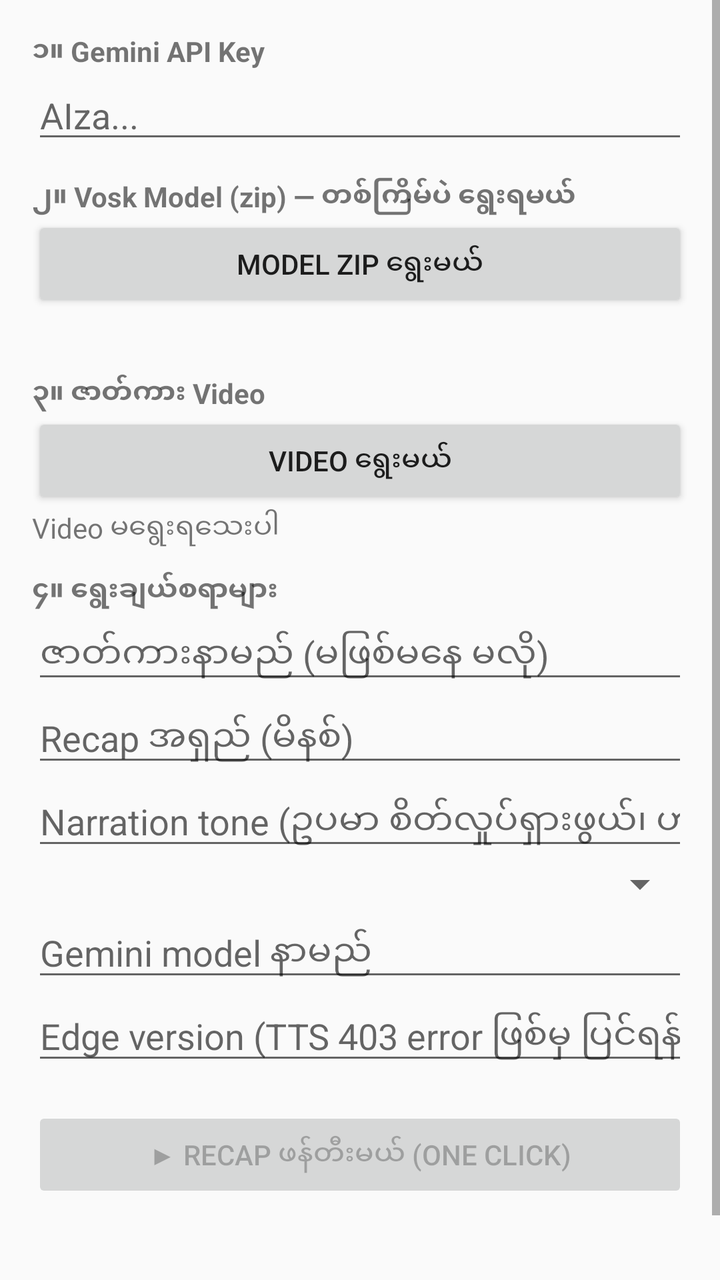
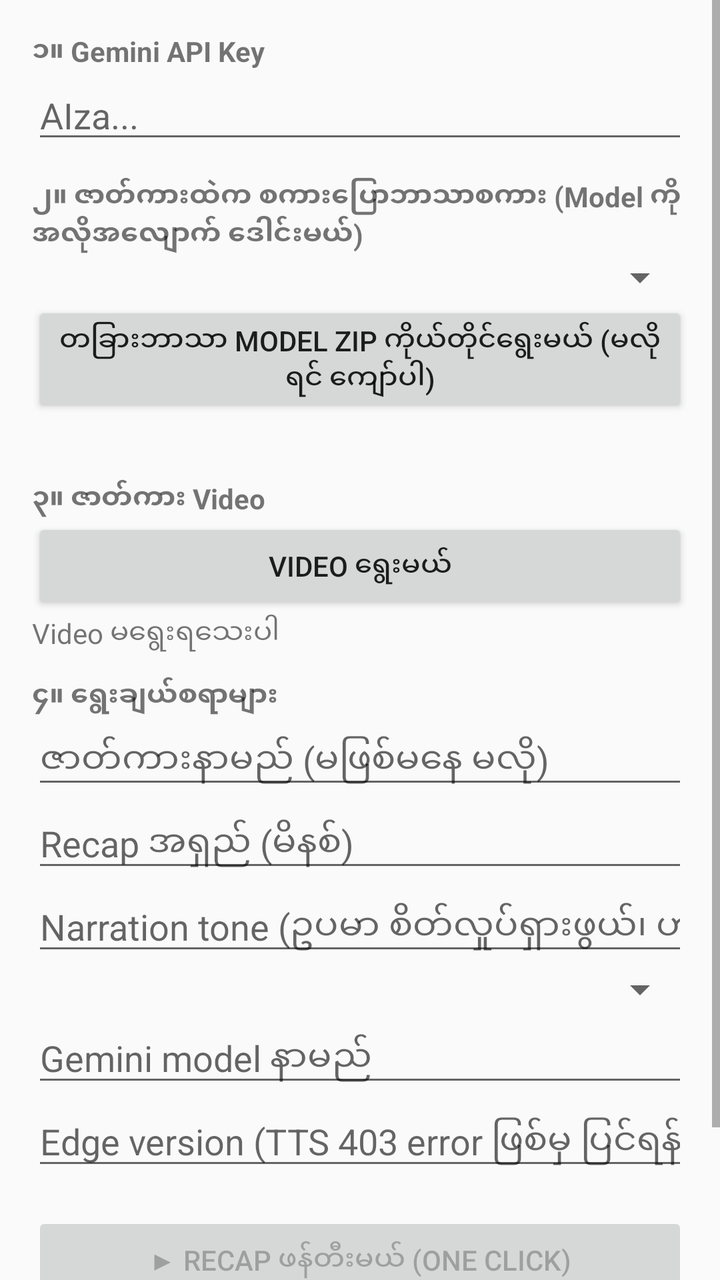

An Android layout rendered at two revisions. The XML below is the earlier revision; the diff shows what the commit changed to produce the second picture.
<!-- AndroidManifest.xml: application theme Theme.AppCompat.Light.DarkActionBar -->
<!-- res/layout/activity_main.xml -->
<?xml version="1.0" encoding="utf-8"?>
<ScrollView xmlns:android="http://schemas.android.com/apk/res/android"
    android:layout_width="match_parent"
    android:layout_height="match_parent"
    android:fillViewport="true">

    <LinearLayout
        android:layout_width="match_parent"
        android:layout_height="wrap_content"
        android:orientation="vertical"
        android:padding="16dp">

        <TextView
            android:layout_width="match_parent"
            android:layout_height="wrap_content"
            android:text="၁။ Gemini API Key"
            android:textStyle="bold" />

        <EditText
            android:id="@+id/etApiKey"
            android:layout_width="match_parent"
            android:layout_height="wrap_content"
            android:hint="AIza..."
            android:inputType="textPassword"
            android:singleLine="true" />

        <TextView
            android:layout_width="match_parent"
            android:layout_height="wrap_content"
            android:layout_marginTop="12dp"
            android:text="၂။ Vosk Model (zip) — တစ်ကြိမ်ပဲ ရွေးရမယ်"
            android:textStyle="bold" />

        <Button
            android:id="@+id/btnModel"
            android:layout_width="match_parent"
            android:layout_height="wrap_content"
            android:text="Model zip ရွေးမယ်" />

        <TextView
            android:id="@+id/tvModel"
            android:layout_width="match_parent"
            android:layout_height="wrap_content" />

        <TextView
            android:layout_width="match_parent"
            android:layout_height="wrap_content"
            android:layout_marginTop="12dp"
            android:text="၃။ ဇာတ်ကား Video"
            android:textStyle="bold" />

        <Button
            android:id="@+id/btnVideo"
            android:layout_width="match_parent"
            android:layout_height="wrap_content"
            android:text="Video ရွေးမယ်" />

        <TextView
            android:id="@+id/tvVideo"
            android:layout_width="match_parent"
            android:layout_height="wrap_content"
            android:text="Video မရွေးရသေးပါ" />

        <TextView
            android:layout_width="match_parent"
            android:layout_height="wrap_content"
            android:layout_marginTop="12dp"
            android:text="၄။ ရွေးချယ်စရာများ"
            android:textStyle="bold" />

        <EditText
            android:id="@+id/etTitle"
            android:layout_width="match_parent"
            android:layout_height="wrap_content"
            android:hint="ဇာတ်ကားနာမည် (မဖြစ်မနေ မလို)"
            android:singleLine="true" />

        <EditText
            android:id="@+id/etMinutes"
            android:layout_width="match_parent"
            android:layout_height="wrap_content"
            android:hint="Recap အရှည် (မိနစ်)"
            android:inputType="number"
            android:singleLine="true" />

        <EditText
            android:id="@+id/etTone"
            android:layout_width="match_parent"
            android:layout_height="wrap_content"
            android:hint="Narration tone (ဥပမာ စိတ်လှုပ်ရှားဖွယ်၊ ဟာသ)"
            android:singleLine="true" />

        <Spinner
            android:id="@+id/spVoice"
            android:layout_width="match_parent"
            android:layout_height="wrap_content" />

        <EditText
            android:id="@+id/etGeminiModel"
            android:layout_width="match_parent"
            android:layout_height="wrap_content"
            android:hint="Gemini model နာမည်"
            android:singleLine="true" />

        <EditText
            android:id="@+id/etEdgeVersion"
            android:layout_width="match_parent"
            android:layout_height="wrap_content"
            android:hint="Edge version (TTS 403 error ဖြစ်မှ ပြင်ရန်)"
            android:singleLine="true" />

        <Button
            android:id="@+id/btnGenerate"
            android:layout_width="match_parent"
            android:layout_height="wrap_content"
            android:layout_marginTop="16dp"
            android:enabled="false"
            android:text="▶ Recap ဖန်တီးမယ် (One Click)" />

        <ProgressBar
            android:id="@+id/progress"
            style="?android:attr/progressBarStyleHorizontal"
            android:layout_width="match_parent"
            android:layout_height="wrap_content"
            android:layout_marginTop="12dp"
            android:max="100"
            android:visibility="gone" />

        <TextView
            android:id="@+id/tvStatus"
            android:layout_width="match_parent"
            android:layout_height="wrap_content"
            android:layout_marginTop="8dp"
            android:textStyle="bold" />

        <Button
            android:id="@+id/btnOpen"
            android:layout_width="match_parent"
            android:layout_height="wrap_content"
            android:text="ထွက်လာတဲ့ ဗီဒီယိုကို ဖွင့်မယ်"
            android:visibility="gone" />

        <TextView
            android:id="@+id/tvLog"
            android:layout_width="match_parent"
            android:layout_height="wrap_content"
            android:layout_marginTop="12dp"
            android:textIsSelectable="true"
            android:textSize="13sp" />
    </LinearLayout>
</ScrollView>
<!-- resources referenced by this layout -->
<resources>

</resources>

<!-- the commit's change to res/layout/activity_main.xml (unified diff, before → after) -->
@@ -28,14 +28,19 @@
             android:layout_width="match_parent"
             android:layout_height="wrap_content"
             android:layout_marginTop="12dp"
-            android:text="၂။ Vosk Model (zip) — တစ်ကြိမ်ပဲ ရွေးရမယ်"
+            android:text="၂။ ဇာတ်ကားထဲက စကားပြောဘာသာစကား (Model ကို အလိုအလျောက် ဒေါင်းမယ်)"
             android:textStyle="bold" />
+
+        <Spinner
+            android:id="@+id/spLang"
+            android:layout_width="match_parent"
+            android:layout_height="wrap_content" />
 
         <Button
             android:id="@+id/btnModel"
             android:layout_width="match_parent"
             android:layout_height="wrap_content"
-            android:text="Model zip ရွေးမယ်" />
+            android:text="တခြားဘာသာ model zip ကိုယ်တိုင်ရွေးမယ် (မလိုရင် ကျော်ပါ)" />
 
         <TextView
             android:id="@+id/tvModel"
